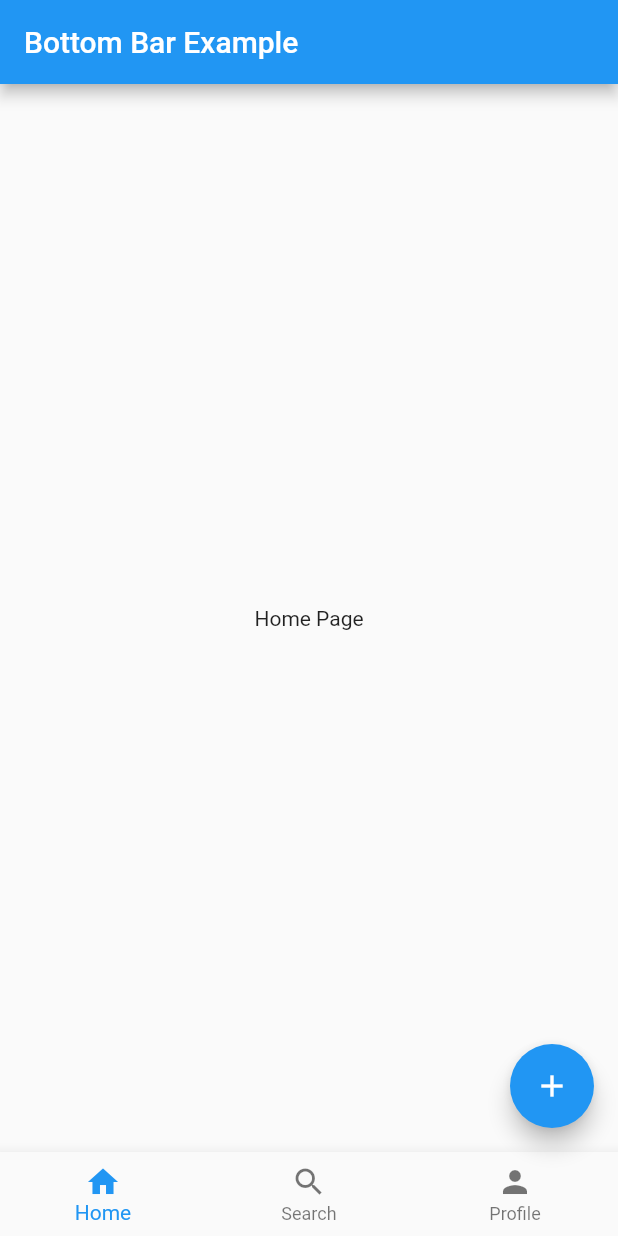
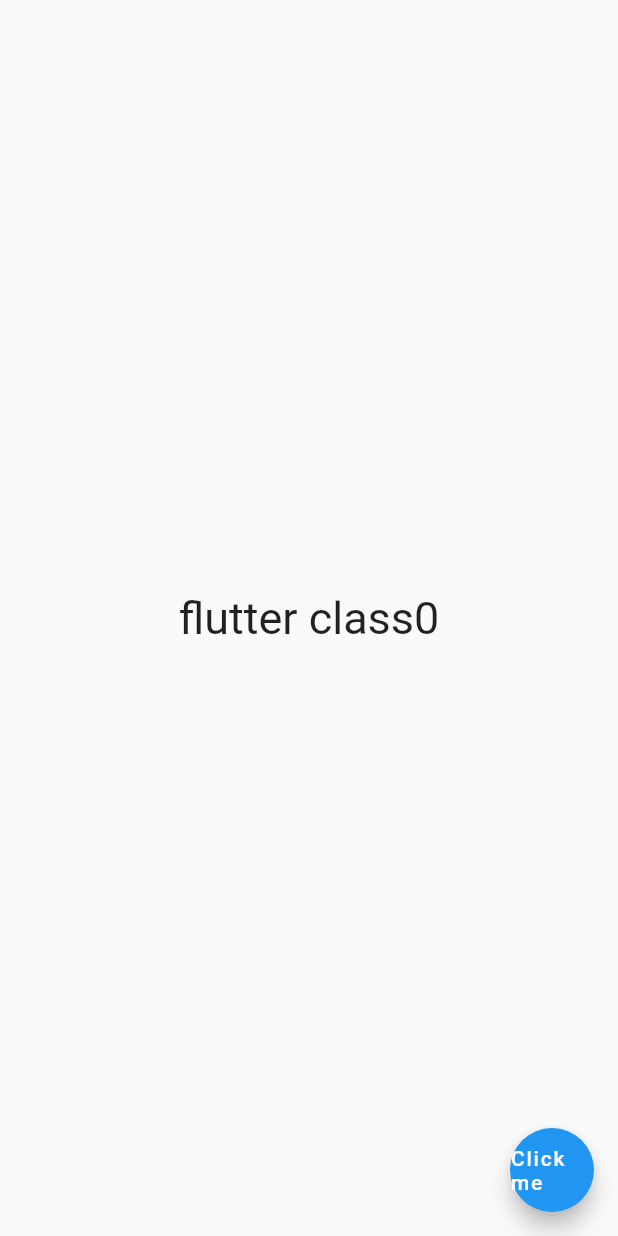
Before and after one commit to flutter-preview/sujan-9-flutter-class, a Flutter app: the screen it shows after launch, on a phone screen of 412 x 824 dp. Run offline on Flutter 3.47's test engine with Material 2 defaults, Android fonts, the phone set to English and light mode, and no system bars.

Commit message:
stateful

```diff
--- a/lib/main.dart
+++ b/lib/main.dart
@@ -3,6 +3,7 @@ import 'package:classdemo/buttons.dart';
 import 'package:classdemo/homepage.dart';
 import 'package:classdemo/login-signupscreen/homepage.dart';
 import 'package:classdemo/stackpage.dart';
+import 'package:classdemo/statefulwidget.dart';
 import 'package:classdemo/style.dart';
 import 'package:classdemo/textfield.dart';
 import 'package:classdemo/widgets/customwidget.dart';
@@ -29,7 +30,7 @@ class MyApp extends StatelessWidget {
         primarySwatch: Colors.blue,
       ),
    // home: const HomePageScreen(),
-     home: BottomBarExample(),
+     home: Example(),
 
     );
   }
--- /dev/null
+++ b/lib/statefulwidget.dart
@@ -0,0 +1,38 @@
+import 'package:flutter/material.dart';
+
+class Example extends StatefulWidget {
+  const Example({super.key});
+
+  @override
+  State<Example> createState() => _ExampleState();
+}
+
+class _ExampleState extends State<Example> {
+
+
+
+ String name = 'flutter class';
+ int count = 0;
+
+  @override
+  Widget build(BuildContext context) {
+
+    return Scaffold(
+      body: Center(
+        child: Text( name + count.toString(),
+          style: TextStyle(fontSize: 30),
+        ),
+      ),
+      floatingActionButton: FloatingActionButton(
+        onPressed: () {
+          setState(() {
+
+          name = 'hello world';
+
+          });
+        },
+        child: Center(child: Text('Click me')),
+      ),
+    );
+  }
+}
```
